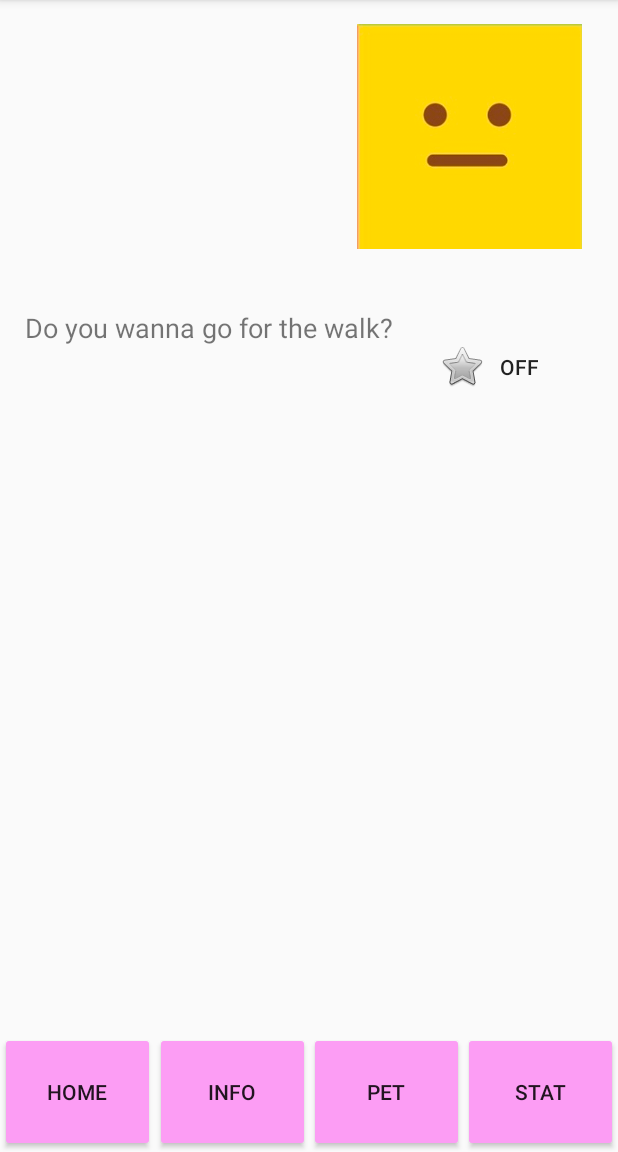
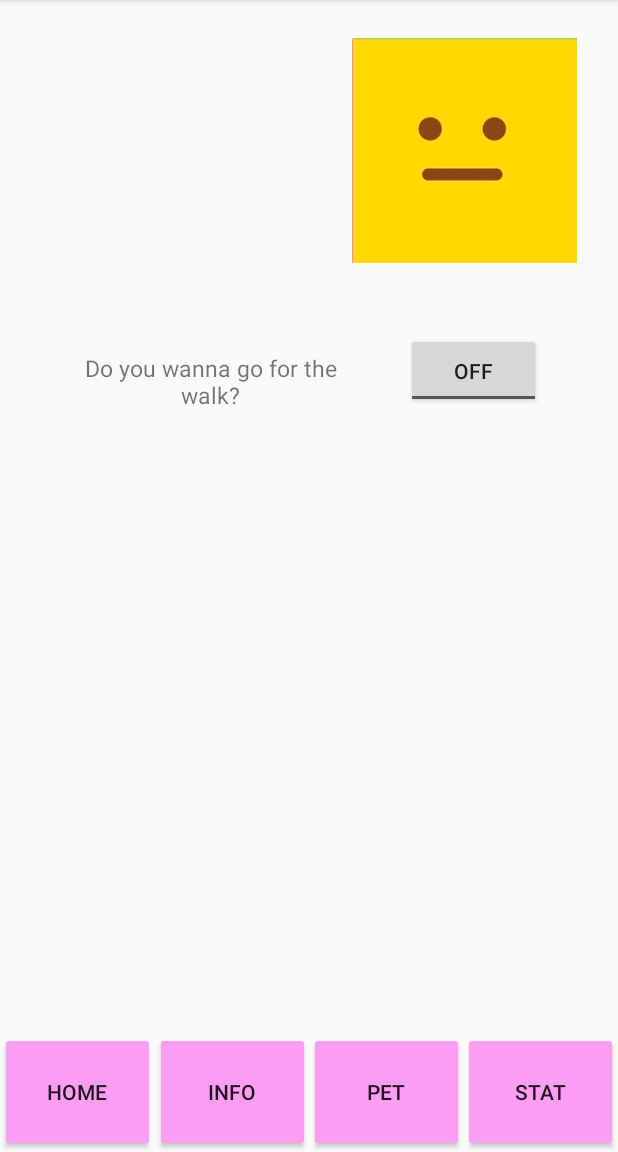
Before and after one commit to dbruendl/diAppetes, an Android app: the MainActivity screen opened directly, with no data from a screen before it, on a phone screen of 412 x 824 dp, the part 84-1236 px from its top. Run offline under Robolectric (Android 15) with nearby library versions, the phone set to English and light mode, and no system bars; our stand-ins replace Volley; network calls fail.

Commit message:
main activity pet image3

```diff
--- a/app/src/main/res/layout/activity_main.xml
+++ b/app/src/main/res/layout/activity_main.xml
@@ -65,22 +65,7 @@
         app:layout_constraintRight_toRightOf="parent"
         app:layout_constraintStart_toStartOf="parent"
         app:layout_constraintTop_toTopOf="parent"
-        app:layout_constraintVertical_bias="0.689" />
-
-    <ToggleButton
-        android:id="@+id/toggleButton"
-        android:layout_width="76dp"
-        android:layout_height="54dp"
-        android:layout_marginEnd="44dp"
-        android:layout_marginRight="44dp"
-        android:background="#00FFFFFF"
-        android:button="@android:drawable/btn_star"
-        android:onClick="onDefaultToggleClick"
-        android:text="ToggleButton"
-        app:layout_constraintBottom_toTopOf="@+id/pb_steps"
-        app:layout_constraintEnd_toEndOf="parent"
-
-        app:layout_constraintTop_toBottomOf="@+id/petmini" />
+        app:layout_constraintVertical_bias="0.654" />
 
     <TextView
         android:id="@+id/tv_steps"
@@ -97,25 +82,44 @@
 
     <TextView
         android:id="@+id/infomaintxt"
-        android:layout_width="245dp"
-        android:layout_height="77dp"
-        android:layout_marginStart="16dp"
-        android:layout_marginLeft="16dp"
-        android:layout_marginTop="180dp"
+        android:layout_width="200dp"
+        android:layout_height="50dp"
+        android:layout_marginStart="40dp"
+        android:layout_marginLeft="40dp"
         android:gravity="center"
         android:text="Do you wanna go for the walk?"
-        android:textSize="18sp"
+        android:textSize="15sp"
+        app:layout_constraintBottom_toTopOf="@+id/pb_steps"
         app:layout_constraintStart_toStartOf="parent"
-        app:layout_constraintTop_toTopOf="parent" />
+        app:layout_constraintTop_toTopOf="parent"
+        app:layout_constraintVertical_bias="0.896" />
 
     <ImageView
         android:id="@+id/petmini"
         android:layout_width="150dp"
         android:layout_height="150dp"
-        android:layout_marginTop="16dp"
+        android:layout_marginStart="232dp"
+        android:layout_marginLeft="232dp"
+        android:layout_marginTop="25dp"
+        android:layout_marginEnd="25dp"
+        android:layout_marginRight="25dp"
+        android:layout_marginBottom="52dp"
+        app:layout_constraintBottom_toTopOf="@+id/infomaintxt"
         app:layout_constraintEnd_toEndOf="parent"
-        app:layout_constraintHorizontal_bias="0.908"
         app:layout_constraintStart_toStartOf="parent"
-        app:layout_constraintTop_toTopOf="parent" />
+        app:layout_constraintTop_toTopOf="parent"
+        app:layout_constraintVertical_bias="0.0" />
+
+    <ToggleButton
+        android:id="@+id/toggleButton"
+        android:layout_width="90dp"
+        android:layout_height="50dp"
+        android:text="ToggleButton"
+        app:layout_constraintBottom_toTopOf="@+id/pb_steps"
+        app:layout_constraintEnd_toEndOf="parent"
+        app:layout_constraintHorizontal_bias="0.37"
+        app:layout_constraintStart_toEndOf="@+id/infomaintxt"
+        app:layout_constraintTop_toBottomOf="@+id/petmini"
+        app:layout_constraintVertical_bias="0.578" />
 
 </androidx.constraintlayout.widget.ConstraintLayout>
```
